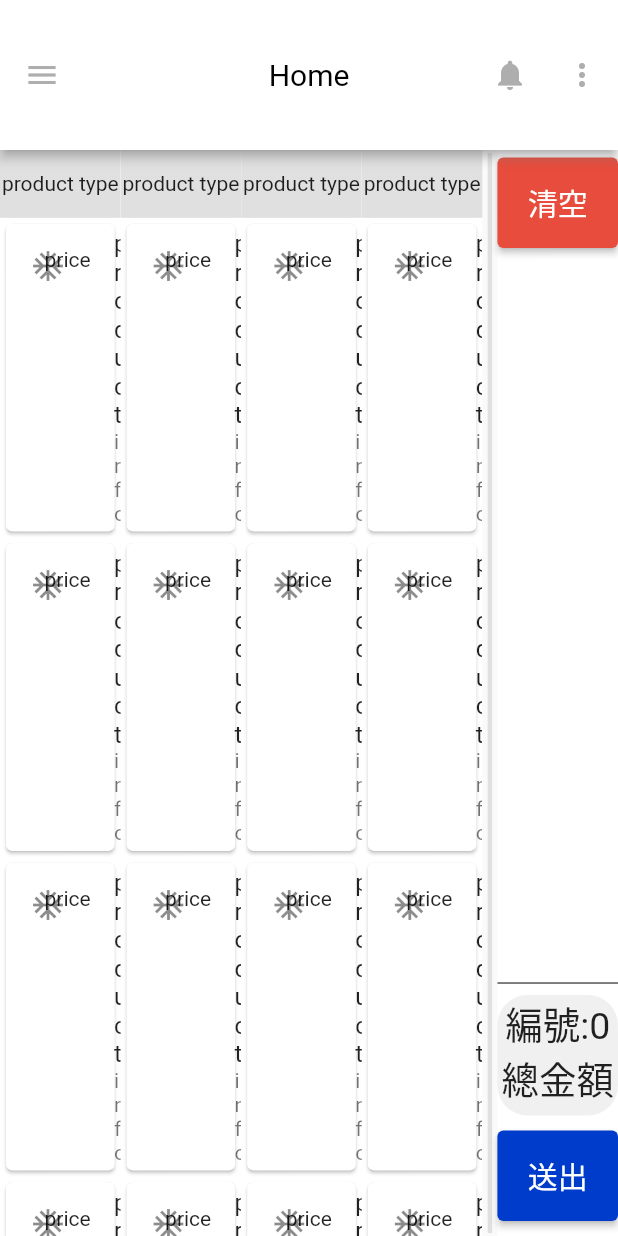
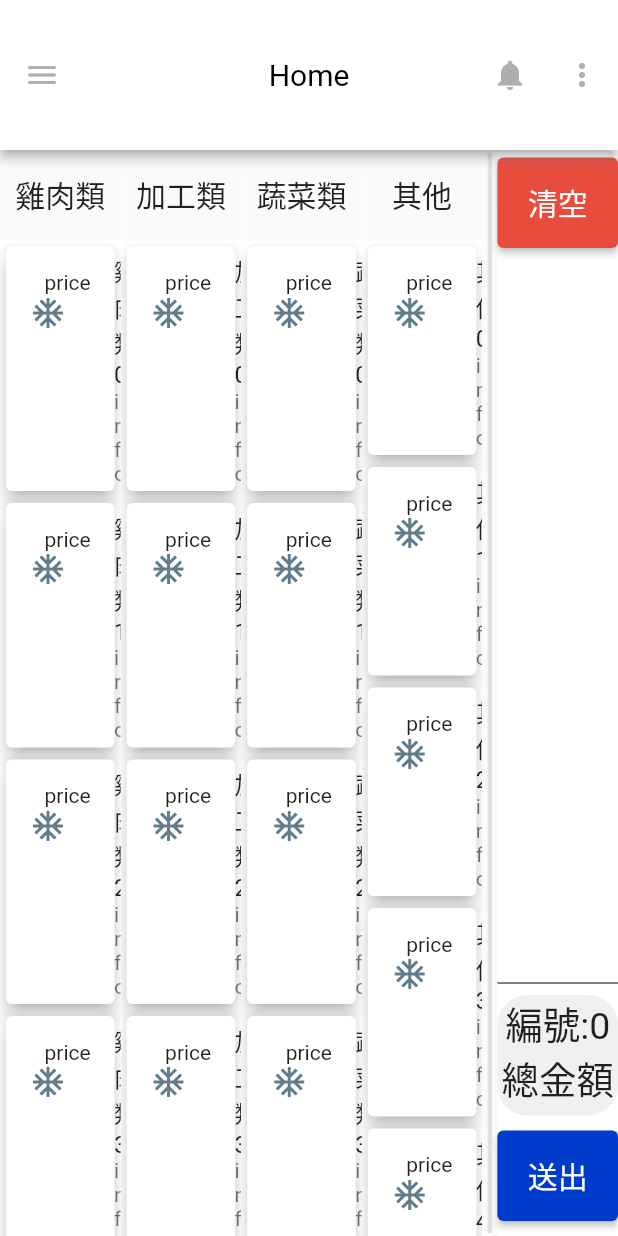
Before and after one commit to hsipl/order_system, a Flutter app: the screen it shows after launch, on a phone screen of 412 x 824 dp. Run offline on Flutter 3.47's test engine with Material 2 defaults, Android fonts, the phone set to English and light mode, and no system bars; our stand-ins replace page_transition.

Commit message:
add custom dialog and clean code

```diff
--- a/client/lib/pages/home.dart
+++ b/client/lib/pages/home.dart
@@ -1,8 +1,8 @@
-import 'package:client/widget/checkout_col.dart';
+import 'package:client/widget/checkout_column.dart';
 import 'package:flutter/material.dart';
 import 'package:client/widget/navigation_drawer.dart';
-import 'package:client/widget/cards_col.dart';
-import 'package:client/widget/cards_col.dart';
+import 'package:client/widget/cards_column.dart';
+import 'package:client/widget/cards_column.dart';
 
 class Home extends StatelessWidget {
   const Home({Key? key}) : super(key: key);
@@ -56,22 +56,22 @@ class Home extends StatelessWidget {
           Expanded(
               child: Container(
             color: Colors.white,
-            child: const CardsColumn(),
+            child: const CardsColumn(type: '雞肉類',),
           )),
           Expanded(
               child: Container(
             color: Colors.white,
-            child: const CardsColumn(),
+            child: const CardsColumn(type:'加工類'),
           )),
           Expanded(
               child: Container(
             color: Colors.white,
-            child: const CardsColumn(),
+            child: const CardsColumn(type:'蔬菜類'),
           )),
           Expanded(
               child: Container(
             color: Colors.white,
-            child: const CardsColumn(),
+            child: const CardsColumn(type:'其他'),
           )),
           const Padding(
             padding: EdgeInsets.fromLTRB(0, 2, 0, 2),
--- a/client/lib/widget/cards_col.dart
+++ /dev/null
@@ -1,32 +0,0 @@
-import 'package:flutter/material.dart';
-import 'product_card.dart';
-
-class CardsColumn extends StatefulWidget {
-  const CardsColumn({Key? key}) : super(key: key);
-
-  @override
-  _CardsColumnState createState() => _CardsColumnState();
-}
-
-class _CardsColumnState extends State<CardsColumn> {
-  List<Widget> cards = List.generate(
-      20,
-      (i) => const ProductCard(
-          img: Icons.ac_unit,
-          info: 'info',
-          product: 'product',
-          price: 'price'));
-
-  @override
-  Widget build(BuildContext context) {
-    return Column(children: [
-      Expanded(flex:1,child: Container(width: double.maxFinite ,color:const Color(0xFFE0E0E0),child: Center(child: Text("product type")))),
-      Expanded(
-        flex: 15,
-        child: ListView(
-          children: cards,
-        ),
-      ),
-    ]);
-  }
-}
--- /dev/null
+++ b/client/lib/widget/cards_column.dart
@@ -0,0 +1,41 @@
+import 'package:flutter/material.dart';
+import 'product_card.dart';
+
+class CardsColumn extends StatefulWidget {
+  const CardsColumn({Key? key, required this.type}) : super(key: key);
+  final String type;
+
+  @override
+  _CardsColumnState createState() => _CardsColumnState();
+}
+
+class _CardsColumnState extends State<CardsColumn> {
+  @override
+  Widget build(BuildContext context) {
+    List<Widget> cards = List.generate(
+        20,
+        (i) => ProductCard(
+            img: Icons.ac_unit,
+            info: 'info',
+            product: widget.type + " $i",
+            price: 'price'));
+    return Column(children: [
+      Expanded(
+          flex: 1,
+          child: Container(
+              width: double.maxFinite,
+              color: const Color(0xFFFAFAFA),
+              child: Center(
+                  child: Text(
+                widget.type,
+                style: const TextStyle(fontSize: 20),
+              )))),
+      Expanded(
+        flex: 11,
+        child: ListView(
+          children: cards,
+        ),
+      ),
+    ]);
+  }
+}
--- a/client/lib/widget/product_card.dart
+++ b/client/lib/widget/product_card.dart
@@ -1,11 +1,19 @@
 import 'package:flutter/material.dart';
+import 'order_dialog.dart';
 
 class ProductCard extends StatefulWidget {
-  const ProductCard({Key? key,required this.img ,required this.info , required this.product,required this.price}) : super(key: key);
+  const ProductCard(
+      {Key? key,
+      required this.img,
+      required this.info,
+      required this.product,
+      required this.price})
+      : super(key: key);
   final String product;
   final String info;
   final String price;
   final IconData img;
+
   @override
   _ProductCardState createState() => _ProductCardState();
 }
@@ -13,23 +21,34 @@ class ProductCard extends StatefulWidget {
 class _ProductCardState extends State<ProductCard> {
   @override
   Widget build(BuildContext context) {
-    return InkWell (
-      onTap: (){ showDialog(
+    return Card(
+        elevation: 5,
+        child: InkWell(
+          onTap: () {
+            showDialog(
                 context: context,
-          builder: (_) => const AlertDialog(
-            title: Text('Dialog Title'),
-            content: Text('This is my content'),
-          )
-      );},
-      child: Card(
+                builder: (BuildContext context) => OrderDialog(
+                      info: widget.info,
+                      img: widget.img,
+                      price: widget.price,
+                      product: widget.product,
+                    ));
+          },
           child: ListTile(
-          leading: Icon(widget.img),
+            leading: Column(
+              mainAxisAlignment: MainAxisAlignment.center,
+              children: <Widget>[
+                Icon(
+                  widget.img,
+                  color: Colors.blueGrey,
+                ),
+              ],
+            ),
             title: Text(widget.product),
             subtitle: Text(widget.info),
             trailing: Text(widget.price),
             isThreeLine: true,
           ),
-      ),
-    );
+        ));
   }
 }
```
Also changed, not shown: client/lib/widget/order_dialog.dart (added, +54 -0 lines), client/lib/widget/checkout_column.dart (renamed from client/lib/widget/checkout_col.dart). Lines whose indentation alone changed are shown as unchanged.
